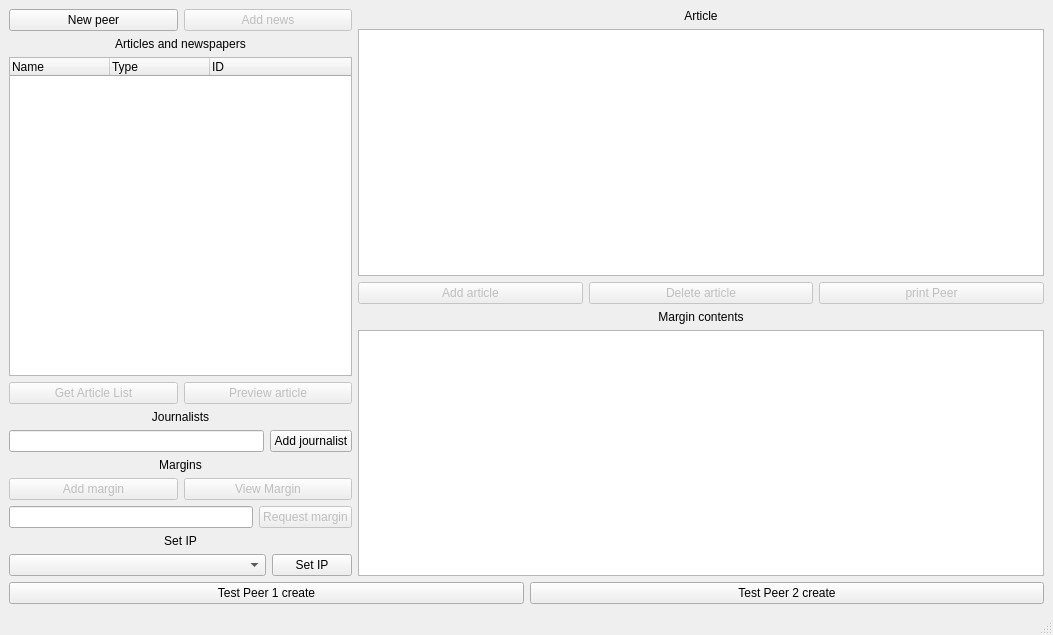
First picture: the form in mainwindow.ui, repository medvecm98/bp_program, before the edit.
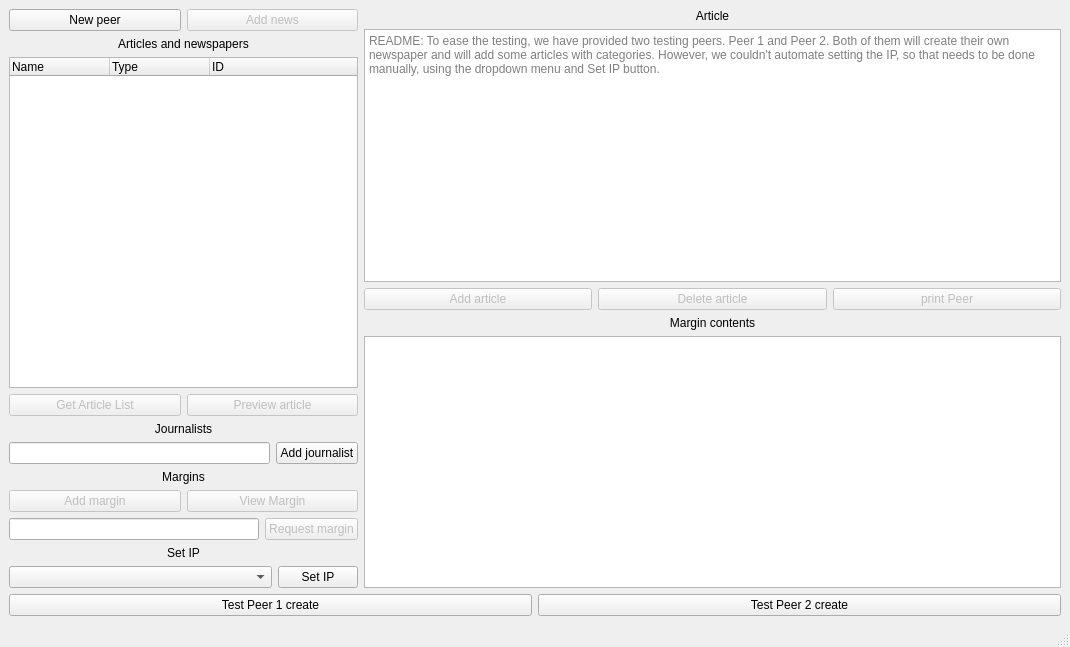
Second picture: the form after the edit.

What changed in the file:
```diff
--- a/mainwindow.ui
+++ b/mainwindow.ui
@@ -6,8 +6,8 @@
    <rect>
     <x>0</x>
     <y>0</y>
-    <width>1053</width>
-    <height>635</height>
+    <width>1070</width>
+    <height>647</height>
    </rect>
   </property>
   <property name="windowTitle">
@@ -239,7 +239,10 @@
         <item>
          <widget class="QTextEdit" name="textEdit_article">
           <property name="readOnly">
-           <bool>false</bool>
+           <bool>true</bool>
+          </property>
+          <property name="placeholderText">
+           <string>README: To ease the testing, we have provided two testing peers. Peer 1 and Peer 2. Both of them will create their own newspaper and will add some articles with categories. However, we couldn't automate setting the IP, so that needs to be done manually, using the dropdown menu and Set IP button.</string>
           </property>
          </widget>
         </item>
```
Left out of the diff: 14 changed lines with no effect on the pictures.
